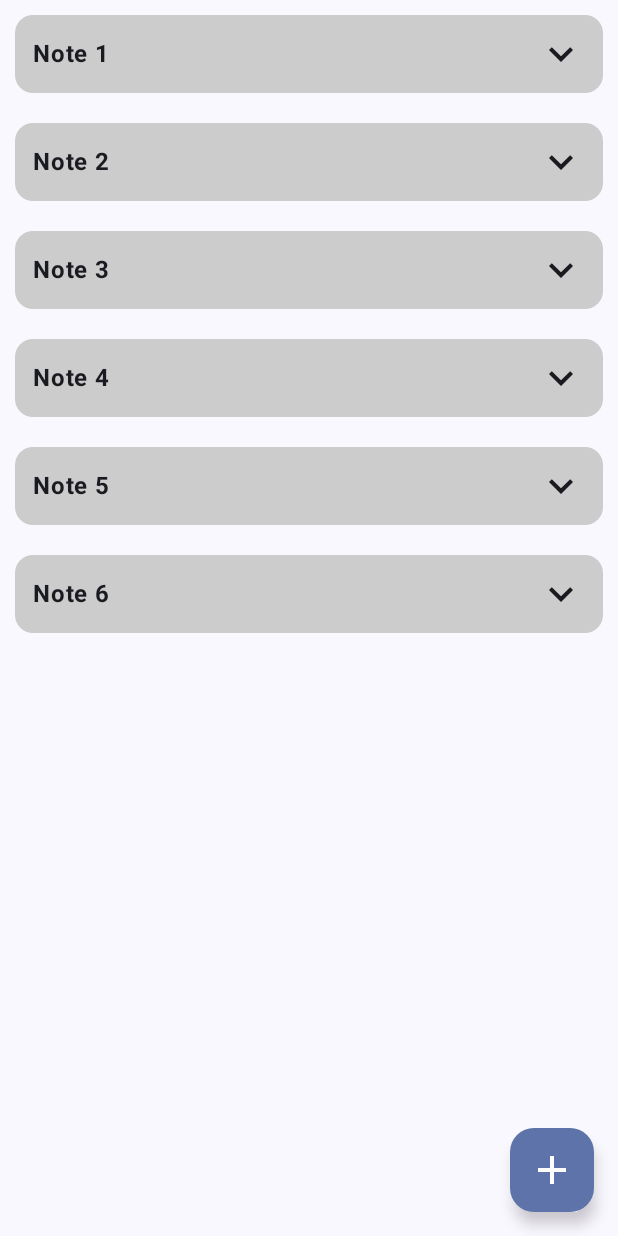
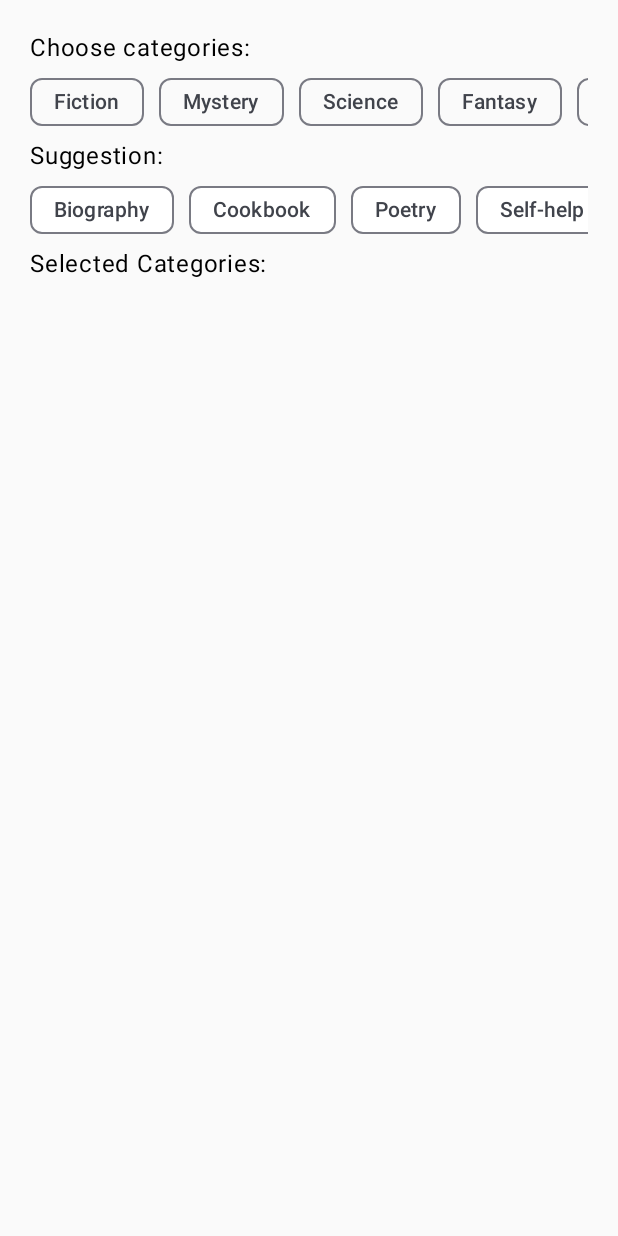
Before and after one commit to uvnb195/android-kotlin, an Android app built with Jetpack Compose: the screen it shows after launch (MainActivity), on a phone screen of 412 x 824 dp. Run offline under Robolectric (Android 15) with nearby library versions, the phone set to English and light mode, and no system bars; 1 statement that could not run was skipped.

Commit message:
lab 5 done

```diff
--- a/app/src/main/java/com/example/lab1/MainActivity.kt
+++ b/app/src/main/java/com/example/lab1/MainActivity.kt
@@ -17,6 +17,9 @@ import com.example.lab1.src.lab3.Lab3Screen
 import com.example.lab1.src.lab4.Lab4ListImage
 import com.example.lab1.src.lab4.Lab4Login
 import com.example.lab1.src.lab4.Lab4NoteList
+import com.example.lab1.src.lab5.Lab5Chips
+import com.example.lab1.src.lab5.Lab5LightControl
+import com.example.lab1.src.lab5.Lab5Login
 import com.example.lab1.ui.theme.Lab1Theme
 
 class MainActivity : ComponentActivity() {
@@ -26,7 +29,7 @@ class MainActivity : ComponentActivity() {
         setContent {
             Lab1Theme {
                 val navController = rememberNavController()
-                NavHost(navController = navController, startDestination = "lab4-note-list") {
+                NavHost(navController = navController, startDestination = "lab5-chips") {
                     composable("lab3"){
                         Lab3Screen(navController)
                     }
@@ -38,6 +41,15 @@ class MainActivity : ComponentActivity() {
                     }
                     composable("lab4-note-list"){
                         Lab4NoteList(navController)
+                    }
+                    composable("lab5-login"){
+                        Lab5Login(navController)
+                    }
+                    composable("lab5-light-control"){
+                        Lab5LightControl(navController)
+                    }
+                    composable("lab5-chips"){
+                        Lab5Chips(navController)
                     }
                 }
             }
--- /dev/null
+++ b/app/src/main/java/com/example/lab1/src/lab5/Lab5Chips.kt
@@ -0,0 +1,144 @@
+package com.example.lab1.src.lab5
+
+import androidx.compose.foundation.background
+import androidx.compose.foundation.horizontalScroll
+import androidx.compose.foundation.layout.Arrangement
+import androidx.compose.foundation.layout.Column
+import androidx.compose.foundation.layout.Row
+import androidx.compose.foundation.layout.padding
+import androidx.compose.foundation.rememberScrollState
+import androidx.compose.material.icons.Icons
+import androidx.compose.material.icons.filled.Clear
+import androidx.compose.material3.ExperimentalMaterial3Api
+import androidx.compose.material3.FilterChip
+import androidx.compose.material3.Icon
+import androidx.compose.material3.InputChip
+import androidx.compose.material3.SuggestionChip
+import androidx.compose.material3.SuggestionChipDefaults
+import androidx.compose.material3.Text
+import androidx.compose.runtime.Composable
+import androidx.compose.runtime.getValue
+import androidx.compose.runtime.mutableStateOf
+import androidx.compose.runtime.remember
+import androidx.compose.runtime.setValue
+import androidx.compose.ui.Modifier
+import androidx.compose.ui.graphics.Color
+import androidx.compose.ui.unit.dp
+import androidx.navigation.NavController
+
+@OptIn(ExperimentalMaterial3Api::class)
+@Composable
+fun Lab5Chips(navController: NavController) {
+    val categories = listOf(
+        "Fiction", "Mystery", "Science", "Fantasy", "Adventure", "Historical", "Horror",
+        "Romance"
+    )
+    val suggestions = listOf(
+        "Biography", "Cookbook", "Poetry",
+        "Self-help", "Thriller"
+    )
+    var selected by remember {
+        mutableStateOf(setOf<String>())
+    }
+
+    Column(modifier = Modifier.padding(20.dp)) {
+        Categories(
+            list = categories,
+            selectedList = selected
+        ) {
+            selected = selected.plus(it)
+        }
+        Suggestion(
+            list = suggestions,
+            selectedList = selected
+        ) {
+            selected = selected.plus(it)
+        }
+        SelectedList(list = selected) {
+            selected = selected.minus(it)
+        }
+    }
+}
+
+@OptIn(ExperimentalMaterial3Api::class)
+@Composable
+fun Categories(
+    modifier: Modifier = Modifier,
+    title: String = "Choose categories:",
+    list: List<String>,
+    selectedList: Set<String>,
+    onSelected: (String) -> Unit
+) {
+    Column {
+        Text(text = title)
+        Row(
+            modifier.then(Modifier.horizontalScroll(rememberScrollState())),
+            horizontalArrangement = Arrangement.spacedBy(10.dp)
+        ) {
+            list.forEach {
+                FilterChip(
+                    selected = selectedList.contains(it),
+                    onClick = { onSelected(it) },
+                    label = {
+                        Text(
+                            text = it
+                        )
+                    }
+                )
+            }
+        }
+    }
+}
+
+@Composable
+fun Suggestion(
+    modifier: Modifier = Modifier,
+    title: String = "Suggestion:",
+    list: List<String>,
+    selectedList: Set<String>,
+    onSelected: (String) -> Unit
+) {
+    Column {
+        Text(text = title)
+        Row(
+            modifier.then(Modifier.horizontalScroll(rememberScrollState())),
+            horizontalArrangement = Arrangement.spacedBy(10.dp)
+        ) {
+            list.forEach {
+                SuggestionChip(
+                    onClick = { onSelected(it) },
+                    label = { Text(text = it) },
+                    colors = SuggestionChipDefaults.suggestionChipColors(
+                        containerColor = if (selectedList.contains(it)) Color.LightGray else Color.White,
+                    )
+                )
+            }
+        }
+    }
+}
+
+@OptIn(ExperimentalMaterial3Api::class)
+@Composable
+fun SelectedList(
+    modifier: Modifier = Modifier,
+    title: String = "Selected Categories:",
+    list: Set<String>,
+    onRemoveSelected: (String) -> Unit
+) {
+    Column {
+        Text(text = title)
+        Row(
+            modifier.then(Modifier.horizontalScroll(rememberScrollState())),
+            horizontalArrangement = Arrangement.spacedBy(10.dp)
+        ) {
+        list.forEach {
+            InputChip(
+                selected = true,
+                onClick = { onRemoveSelected(it)},
+                label = { Text(text = it) },
+                trailingIcon = { Icon(imageVector = Icons.Filled.Clear, contentDescription = null)}
+            )
+
+        }}
+    }
+}
```
Also changed, not shown: app/src/main/java/com/example/lab1/src/lab5/Lab5LightControl.kt (added, +47 -0 lines), app/src/main/java/com/example/lab1/src/lab5/Lab5Login.kt (added, +128 -0 lines), app/src/main/res/drawable/light_off.png (added), app/src/main/res/drawable/light_on.png (added).
